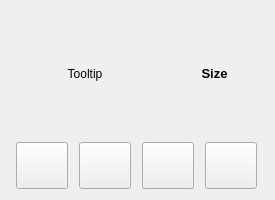
The window that src/lichii/data_widget.ui (ddddng/Lichii) describes before a commit, drawn with Qt 5.
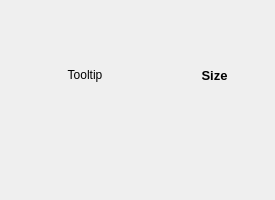
The same window after the commit.

Commit message:
dialogs: Spotlight message box icons, data manager circle buttons, dependency rows
Message boxes take tinted Phosphor-style icons from the Lichii theme instead of
the stock Qt ones. The data manager's actions use the Spotlight icon pack on
round buttons, and the dependency list centers its links and drops the grid.

```diff
--- a/src/lichii/data_widget.ui
+++ b/src/lichii/data_widget.ui
@@ -62,8 +62,8 @@
        </property>
        <property name="minimumSize">
         <size>
-         <width>52</width>
-         <height>47</height>
+         <width>44</width>
+         <height>44</height>
         </size>
        </property>
        <property name="toolTip">
@@ -71,10 +71,12 @@
        </property>
        <property name="styleSheet">
         <string notr="true">QPushButton {
-max-width: 50px;
-max-height: 45px;
-min-width: 50px;
-min-height: 45px;
+max-width: 44px;
+max-height: 44px;
+min-width: 44px;
+min-height: 44px;
+border-radius: 22px;
+padding: 0;
 }</string>
        </property>
        <property name="text">
@@ -82,8 +84,8 @@
        </property>
        <property name="iconSize">
         <size>
-         <width>28</width>
-         <height>28</height>
+         <width>20</width>
+         <height>20</height>
         </size>
        </property>
       </widget>
@@ -98,8 +100,8 @@
        </property>
        <property name="minimumSize">
         <size>
-         <width>52</width>
-         <height>47</height>
+         <width>44</width>
+         <height>44</height>
         </size>
        </property>
        <property name="toolTip">
@@ -107,10 +109,12 @@
        </property>
        <property name="styleSheet">
         <string notr="true">QPushButton {
-max-width: 50px;
-max-height: 45px;
-min-width: 50px;
-min-height: 45px;
+max-width: 44px;
+max-height: 44px;
+min-width: 44px;
+min-height: 44px;
+border-radius: 22px;
+padding: 0;
 }</string>
        </property>
        <property name="text">
@@ -118,8 +122,8 @@
        </property>
        <property name="iconSize">
         <size>
-         <width>28</width>
-         <height>28</height>
+         <width>20</width>
+         <height>20</height>
         </size>
        </property>
       </widget>
@@ -134,8 +138,8 @@
        </property>
        <property name="minimumSize">
         <size>
-         <width>52</width>
-         <height>47</height>
+         <width>44</width>
+         <height>44</height>
         </size>
        </property>
        <property name="toolTip">
@@ -143,10 +147,12 @@
        </property>
        <property name="styleSheet">
         <string notr="true">QPushButton {
-max-width: 50px;
-max-height: 45px;
-min-width: 50px;
-min-height: 45px;
+max-width: 44px;
+max-height: 44px;
+min-width: 44px;
+min-height: 44px;
+border-radius: 22px;
+padding: 0;
 }</string>
        </property>
        <property name="text">
@@ -154,8 +160,8 @@
        </property>
        <property name="iconSize">
         <size>
-         <width>28</width>
-         <height>28</height>
+         <width>20</width>
+         <height>20</height>
         </size>
        </property>
       </widget>
@@ -170,8 +176,8 @@
        </property>
        <property name="minimumSize">
         <size>
-         <width>52</width>
-         <height>47</height>
+         <width>44</width>
+         <height>44</height>
         </size>
        </property>
        <property name="toolTip">
@@ -179,10 +185,12 @@
        </property>
        <property name="styleSheet">
         <string notr="true">QPushButton {
-max-width: 50px;
-max-height: 45px;
-min-width: 50px;
-min-height: 45px;
+max-width: 44px;
+max-height: 44px;
+min-width: 44px;
+min-height: 44px;
+border-radius: 22px;
+padding: 0;
 }</string>
        </property>
        <property name="text">
@@ -190,8 +198,8 @@
        </property>
        <property name="iconSize">
         <size>
-         <width>28</width>
-         <height>28</height>
+         <width>20</width>
+         <height>20</height>
         </size>
        </property>
       </widget>
```
The commit also changes 20 other files.
